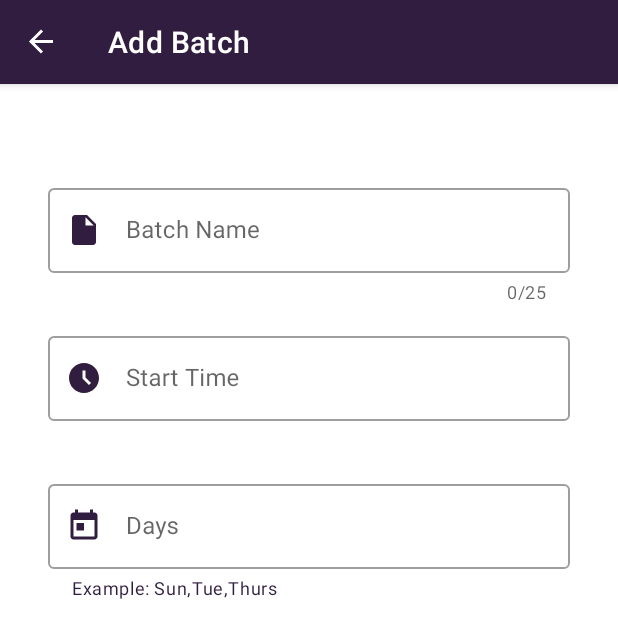
After one commit to Faizan2001/FeesApplication, an Android app: the AddBatchFragment screen opened through its navigation route, on a phone screen of 412 x 824 dp. The commit adds this screen. Shown: the top 638 px of the screen. Run offline under Robolectric (Android 15) with nearby library versions, the phone set to English and light mode, and no system bars; our stand-ins replace navigation-ui; 1 statement that could not run was skipped.

Commit message:
Commit Second

```diff
--- a/app/build.gradle
+++ b/app/build.gradle
@@ -64,7 +64,6 @@ dependencies {
     kapt "androidx.room:room-compiler:$room_version"
     implementation "androidx.room:room-ktx:$room_version"
 
-    //Cardview
-    implementation "androidx.cardview:cardview:1.0.0"
+
 
 }
--- a/app/src/main/AndroidManifest.xml
+++ b/app/src/main/AndroidManifest.xml
@@ -3,7 +3,7 @@
     package="com.example.feesapplication">
 
     <application
-        android:name=".StudentApplication"
+        android:name=".data.StudentApplication"
         android:allowBackup="true"
         android:icon="@mipmap/ic_launcher"
         android:label="@string/app_name"
--- a/app/src/main/java/com/example/feesapplication/data/Student.kt
+++ b/app/src/main/java/com/example/feesapplication/data/Student.kt
@@ -12,4 +12,5 @@ data class Student(
     @ColumnInfo(name = "number") val studentNumber: Int,
     @ColumnInfo(name = "email") val studentEmail: String,
     @ColumnInfo(name = "status") val feesStatus: Boolean,
-    @ColumnInfo(name = "fees") val feesAmount: Int)
+    @ColumnInfo(name = "fees") val feesAmount: Int,
+    @ColumnInfo(name = "batch") val batchName: String)
--- a/app/src/main/java/com/example/feesapplication/StudentApplication.kt
+++ b/app/src/main/java/com/example/feesapplication/data/StudentApplication.kt
@@ -1,4 +1,4 @@
-package com.example.feesapplication
+package com.example.feesapplication.data
 
 import android.app.Application
 import com.example.feesapplication.data.StudentRoomDatabase
--- /dev/null
+++ b/app/src/main/java/com/example/feesapplication/fragments/AddBatchFragment.kt
@@ -0,0 +1,21 @@
+package com.example.feesapplication.fragments
+
+import android.os.Bundle
+import androidx.fragment.app.Fragment
+import android.view.LayoutInflater
+import android.view.View
+import android.view.ViewGroup
+import com.example.feesapplication.R
+
+class AddBatchFragment : Fragment() {
+
+    override fun onCreateView(
+        inflater: LayoutInflater, container: ViewGroup?,
+        savedInstanceState: Bundle?
+    ): View? {
+        // Inflate the layout for this fragment
+        return inflater.inflate(R.layout.add_batch_fragment, container, false)
+    }
+
+
+}
--- /dev/null
+++ b/app/src/main/res/drawable/ic_baseline_access_time_filled_24.xml
@@ -0,0 +1,10 @@
+<vector xmlns:android="http://schemas.android.com/apk/res/android"
+    android:width="24dp"
+    android:height="24dp"
+    android:viewportWidth="24"
+    android:viewportHeight="24"
+    android:tint="?attr/colorControlNormal">
+  <path
+      android:fillColor="@android:color/white"
+      android:pathData="M11.99,2C6.47,2 2,6.48 2,12s4.47,10 9.99,10C17.52,22 22,17.52 22,12S17.52,2 11.99,2zM15.29,16.71L11,12.41V7h2v4.59l3.71,3.71L15.29,16.71z"/>
+</vector>
--- /dev/null
+++ b/app/src/main/res/drawable/ic_calendar.xml
@@ -0,0 +1,10 @@
+<vector xmlns:android="http://schemas.android.com/apk/res/android"
+    android:width="24dp"
+    android:height="24dp"
+    android:viewportWidth="24"
+    android:viewportHeight="24"
+    android:tint="?attr/colorControlNormal">
+  <path
+      android:fillColor="@android:color/white"
+      android:pathData="M19,3h-1L18,1h-2v2L8,3L8,1L6,1v2L5,3c-1.11,0 -1.99,0.9 -1.99,2L3,19c0,1.1 0.89,2 2,2h14c1.1,0 2,-0.9 2,-2L21,5c0,-1.1 -0.9,-2 -2,-2zM19,19L5,19L5,8h14v11zM7,10h5v5L7,15z"/>
+</vector>
--- /dev/null
+++ b/app/src/main/res/drawable/ic_insert_name.xml
@@ -0,0 +1,11 @@
+<vector xmlns:android="http://schemas.android.com/apk/res/android"
+    android:width="24dp"
+    android:height="24dp"
+    android:viewportWidth="24"
+    android:viewportHeight="24"
+    android:tint="@color/primaryColor"
+    android:autoMirrored="true">
+  <path
+      android:fillColor="@android:color/white"
+      android:pathData="M6,2c-1.1,0 -1.99,0.9 -1.99,2L4,20c0,1.1 0.89,2 1.99,2L18,22c1.1,0 2,-0.9 2,-2L20,8l-6,-6L6,2zM13,9L13,3.5L18.5,9L13,9z"/>
+</vector>
--- /dev/null
+++ b/app/src/main/res/layout/add_batch_fragment.xml
@@ -0,0 +1,81 @@
+<?xml version="1.0" encoding="utf-8"?>
+<androidx.constraintlayout.widget.ConstraintLayout xmlns:android="http://schemas.android.com/apk/res/android"
+    xmlns:app="http://schemas.android.com/apk/res-auto"
+    xmlns:tools="http://schemas.android.com/tools"
+    android:layout_width="match_parent"
+    android:layout_height="match_parent"
+    tools:context=".fragments.AddBatchFragment">
+
+    <com.google.android.material.textfield.TextInputLayout
+        android:id="@+id/batchNameField"
+        style="@style/Widget.MaterialComponents.TextInputLayout.OutlinedBox"
+        android:layout_width="match_parent"
+        android:layout_height="wrap_content"
+        android:layout_marginStart="32dp"
+        android:layout_marginTop="64dp"
+        android:layout_marginEnd="32dp"
+        android:hint="@string/batch_name"
+        app:startIconDrawable="@drawable/ic_insert_name"
+        app:startIconTint="@color/primaryColor"
+        app:counterEnabled="true"
+        app:counterMaxLength="25"
+        app:layout_constraintEnd_toEndOf="parent"
+        app:layout_constraintStart_toStartOf="parent"
+        app:layout_constraintTop_toTopOf="parent">
+
+        <com.google.android.material.textfield.TextInputEditText
+            android:layout_width="match_parent"
+            android:maxLength="26"
+            android:layout_height="wrap_content" />
+
+    </com.google.android.material.textfield.TextInputLayout>
+
+    <com.google.android.material.textfield.TextInputLayout
+        android:id="@+id/startTimeField"
+        style="@style/Widget.MaterialComponents.TextInputLayout.OutlinedBox"
+        android:layout_width="match_parent"
+        android:layout_height="wrap_content"
+        android:layout_marginStart="32dp"
+        android:layout_marginTop="16dp"
+        android:layout_marginEnd="32dp"
+        android:hint="@string/start_time"
+        app:startIconDrawable="@drawable/ic_baseline_access_time_filled_24"
+        app:startIconTint="@color/primaryColor"
+        app:helperText=" "
+        app:layout_constraintEnd_toEndOf="parent"
+        app:layout_constraintStart_toStartOf="parent"
+        app:layout_constraintTop_toBottomOf="@+id/batchNameField">
+
+        <com.google.android.material.textfield.TextInputEditText
+            android:layout_width="match_parent"
+            android:layout_height="wrap_content" />
+
+    </com.google.android.material.textfield.TextInputLayout>
+
+    <com.google.android.material.textfield.TextInputLayout
+        android:id="@+id/daysField"
+        style="@style/Widget.MaterialComponents.TextInputLayout.OutlinedBox"
+        android:layout_width="match_parent"
+        android:layout_height="wrap_content"
+        android:layout_marginStart="32dp"
+        android:layout_marginTop="16dp"
+        android:layout_marginEnd="32dp"
+        app:startIconDrawable="@drawable/ic_calendar"
+        app:startIconTint="@color/primaryColor"
+        android:hint="@string/days"
+        app:helperText="Example: Sun,Tue,Thurs"
+        app:helperTextTextColor="@color/primaryColor"
+        app:layout_constraintEnd_toEndOf="parent"
+        app:layout_constraintStart_toStartOf="parent"
+        app:layout_constraintTop_toBottomOf="@+id/startTimeField">
+
+        <com.google.android.material.textfield.TextInputEditText
+            android:layout_width="match_parent"
+            android:layout_height="wrap_content" />
+
+    </com.google.android.material.textfield.TextInputLayout>
+
+
+
+
+</androidx.constraintlayout.widget.ConstraintLayout>
--- a/app/src/main/res/navigation/nav_graph.xml
+++ b/app/src/main/res/navigation/nav_graph.xml
@@ -3,35 +3,46 @@
     xmlns:app="http://schemas.android.com/apk/res-auto"
     xmlns:tools="http://schemas.android.com/tools"
     android:id="@+id/nav_graph"
-    app:startDestination="@id/dashboardFragment2">
+    app:startDestination="@id/dashboardFragment">
 
     <fragment
-        android:id="@+id/dashboardFragment2"
+        android:id="@+id/dashboardFragment"
         android:name="com.example.feesapplication.fragments.DashboardFragment"
-        android:label="DashboardFragment" >
+        android:label="Dashboard" >
         <action
-            android:id="@+id/action_dashboardFragment2_to_addStudentFragment2"
+            android:id="@+id/action_dashboardFragment_to_studentListFragment"
+            app:destination="@id/studentListFragment" />
+        <action
+            android:id="@+id/action_dashboardFragment_to_addBatchFragment"
+            app:destination="@id/addBatchFragment" />
+        <action
+            android:id="@+id/action_dashboardFragment_to_addStudentFragment2"
             app:destination="@id/addStudentFragment2" />
+    </fragment>
+    <fragment
+        android:id="@+id/studentListFragment"
+        android:name="com.example.feesapplication.fragments.StudentListFragment"
+        android:label="Student List"
+        tools:layout="@layout/student_list_fragment" >
         <action
-            android:id="@+id/action_dashboardFragment2_to_studentListFragment"
-            app:destination="@id/studentListFragment" />
+            android:id="@+id/action_studentListFragment_to_dashboardFragment"
+            app:destination="@id/dashboardFragment" />
+    </fragment>
+    <fragment
+        android:id="@+id/addBatchFragment"
+        android:name="com.example.feesapplication.fragments.AddBatchFragment"
+        android:label="Add Batch"
+        tools:layout="@layout/add_batch_fragment" >
+        <action
+            android:id="@+id/action_addBatchFragment_to_dashboardFragment"
+            app:destination="@id/dashboardFragment" />
     </fragment>
     <fragment
         android:id="@+id/addStudentFragment2"
-        android:name="com.example.feesapplication.AddStudentFragment"
-        android:label="add_student_fragment"
-        tools:layout="@layout/add_student_fragment" >
+        android:name="com.example.feesapplication.fragments.AddStudentFragment"
+        android:label="Add Student" >
         <action
-            android:id="@+id/action_addStudentFragment2_to_dashboardFragment2"
-            app:destination="@id/dashboardFragment2" />
-    </fragment>
-    <fragment
-        android:id="@+id/studentListFragment"
-        android:name="com.example.feesapplication.StudentListFragment"
-        android:label="student_list_fragment"
-        tools:layout="@layout/student_list_fragment" >
-        <action
-            android:id="@+id/action_studentListFragment_to_dashboardFragment2"
-            app:destination="@id/dashboardFragment2" />
+            android:id="@+id/action_addStudentFragment2_to_studentListFragment"
+            app:destination="@id/studentListFragment" />
     </fragment>
 </navigation>
--- a/app/src/main/res/values/colors.xml
+++ b/app/src/main/res/values/colors.xml
@@ -10,4 +10,6 @@
     <color name="secondaryDarkColor">#00000e</color>
     <color name="primaryTextColor">#ffffff</color>
     <color name="secondaryTextColor">#ffffff</color>
+    <color name="greyColor">#E6E6E6</color>
+    <color name="lightColor">#D3D3D3</color>
 </resources>
--- a/app/src/main/res/values/strings.xml
+++ b/app/src/main/res/values/strings.xml
@@ -2,4 +2,12 @@
     <string name="app_name">FeesApplication</string>
     <!-- TODO: Remove or change this placeholder text -->
     <string name="hello_blank_fragment">Hello blank fragment</string>
+    <string name="no_data">No Data</string>
+    <string name="day">Day</string>
+    <string name="start_time">Start Time</string>
+    <string name="enter_batch_name">Enter batch name</string>
+    <string name="label">labell</string>
+    <string name="days">Days</string>
+    <string name="batch_name">Batch Name</string>
+    <string name="start_time">Start Time</string>
 </resources>
--- a/app/src/main/res/values/themes.xml
+++ b/app/src/main/res/values/themes.xml
@@ -8,7 +8,7 @@
         <!-- Secondary brand color. -->
         <item name="colorSecondary">@color/secondaryColor</item>
         <item name="colorSecondaryVariant">@color/secondaryDarkColor</item>
-        <item name="colorOnSecondary">@color/black</item>
+        <item name="colorOnSecondary">@color/white</item>
         <!-- Status bar color. -->
         <item name="android:statusBarColor" tools:targetApi="l">?attr/colorPrimaryVariant</item>
         <!-- Customize your theme here. -->
```
Also changed, not shown: app/src/main/java/com/example/feesapplication/fragments/DashboardFragment.kt (+8 -16 lines), app/src/main/java/com/example/feesapplication/updatedata/BindingAdapter.kt (added, +27 -0 lines), app/src/main/res/drawable/ic__add_icon.xml (added, +10 -0 lines), app/src/main/res/drawable/ic_no_data.xml (added, +12 -0 lines), app/src/main/res/layout/dashboard_fragment.xml (+64 -4 lines).
